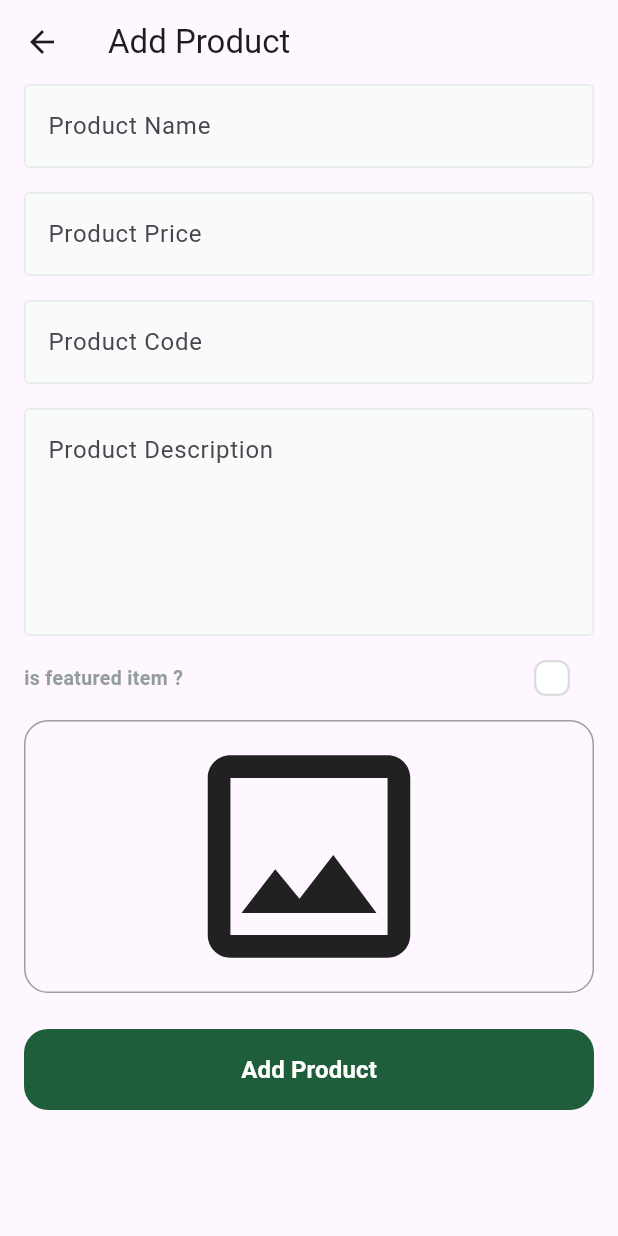
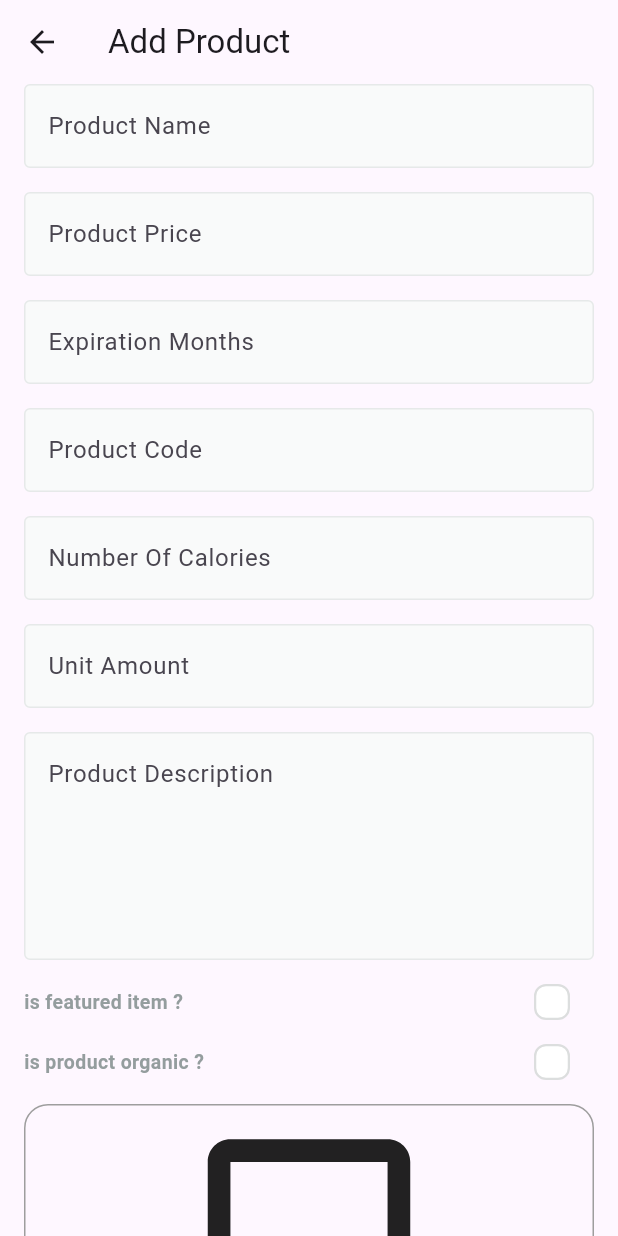
Before and after one commit to abo3amer69/Fruit-HubDashBoard-, a Flutter app: the AddProductView screen opened by its route, on a phone screen of 412 x 824 dp. Run offline on Flutter 3.47's test engine with Material 3 defaults, Android fonts, the phone set to English and light mode, and no system bars; drawn by our look-alikes of modal_progress_hud_nsn, skeletonizer; our stand-ins replace bloc, cloud_firestore, dartz, firebase_core, firebase_storage, flutter_bloc and 2 more; accounts and stored records are empty.

Commit message:
add additional data to fruit product

```diff
--- a/lib/features/add_product/domain/entities/add_product_input_entity.dart
+++ b/lib/features/add_product/domain/entities/add_product_input_entity.dart
@@ -8,7 +8,13 @@ class AddProductInputEntity {
   final num price;
   final File image;
   final bool isFeatured;
-   String? imageUrl;
+  String? imageUrl;
+  final int expirationMonths;
+  final bool isOrganic;
+  final int numberOfCalories;
+  final num avgRating=0;
+  final num ratingCount=0;
+  final int unitAmout;
 
   AddProductInputEntity({
     required this.name,
@@ -18,5 +24,9 @@ class AddProductInputEntity {
     required this.image,
     required this.isFeatured,
     this.imageUrl,
+    required this.expirationMonths,
+    required this.numberOfCalories,
+    required this.unitAmout,
+      this.isOrganic=false,
   });
 }
--- a/lib/features/add_product/presentation/views/widget/add_product_view_body.dart
+++ b/lib/features/add_product/presentation/views/widget/add_product_view_body.dart
@@ -9,6 +9,7 @@ import 'package:fruits_apps_dashboard/features/add_product/presentation/manager/
 import 'package:fruits_apps_dashboard/features/add_product/presentation/views/widget/custom_check_box.dart';
 import 'package:fruits_apps_dashboard/features/add_product/presentation/views/widget/image_product.dart';
 import 'package:fruits_apps_dashboard/features/add_product/presentation/views/widget/is_featured_check_box.dart';
+import 'package:fruits_apps_dashboard/features/add_product/presentation/views/widget/is_organic_check_box.dart';
 
 class AddProductViewBody extends StatefulWidget {
   const AddProductViewBody({super.key});
@@ -22,9 +23,10 @@ class _AddProductViewBodyState extends State<AddProductViewBody> {
   AutovalidateMode autovalidateMode = AutovalidateMode.disabled;
 
   late String name, code, description;
-  late num price;
+  late num price, expirationMonths, numberOfCalories, unitAmout;
   File? image;
   bool isFeatured = false;
+  bool isOrganic = false;
 
   @override
   Widget build(BuildContext context) {
@@ -55,9 +57,33 @@ class _AddProductViewBodyState extends State<AddProductViewBody> {
               SizedBox(height: 16),
               CustomTextFormField(
                 onSaved: (value) {
+                  expirationMonths = num.parse(value!);
+                },
+                hintText: 'Expiration Months',
+                textInputType: TextInputType.number,
+              ),
+              SizedBox(height: 16),
+              CustomTextFormField(
+                onSaved: (value) {
                   code = value!.toLowerCase();
                 },
                 hintText: 'Product Code',
+                textInputType: TextInputType.number,
+              ),
+              SizedBox(height: 16),
+              CustomTextFormField(
+                onSaved: (value) {
+                  numberOfCalories = num.parse(value!);
+                },
+                hintText: 'Number Of Calories',
+                textInputType: TextInputType.number,
+              ),
+              SizedBox(height: 16),
+              CustomTextFormField(
+                onSaved: (value) {
+                  unitAmout = int.parse(value!);
+                },
+                hintText: 'Unit Amount',
                 textInputType: TextInputType.number,
               ),
               SizedBox(height: 16),
@@ -76,6 +102,12 @@ class _AddProductViewBodyState extends State<AddProductViewBody> {
                 },
               ),
               SizedBox(height: 16),
+              IsOrganicCheckBox(
+                onChanged: (value) {
+                  isOrganic = value;
+                },
+              ),
+              SizedBox(height: 16),
               ImageField(
                 onFileChanged: (image) {
                   this.image = image;
@@ -87,10 +119,14 @@ class _AddProductViewBodyState extends State<AddProductViewBody> {
                   if (image != null) {
                     if (_formKey.currentState!.validate()) {
                       _formKey.currentState!.save();
-                      AddProductInputEntity input= AddProductInputEntity(
+                      AddProductInputEntity input = AddProductInputEntity(
                         name: name,
                         code: code,
                         description: description,
+                        isOrganic: isOrganic,
+                        expirationMonths: expirationMonths.toInt(),
+                        numberOfCalories: numberOfCalories.toInt(),
+                        unitAmout: unitAmout.toInt(),
                         price: price,
                         image: image!,
                         isFeatured: isFeatured,
@@ -115,6 +151,8 @@ class _AddProductViewBodyState extends State<AddProductViewBody> {
   }
 
   void showError(BuildContext context) {
-    ScaffoldMessenger.of(context).showSnackBar(SnackBar(content: Text('Please select an image')));
+    ScaffoldMessenger.of(
+      context,
+    ).showSnackBar(SnackBar(content: Text('Please select an image')));
   }
 }
--- /dev/null
+++ b/lib/features/add_product/presentation/views/widget/is_organic_check_box.dart
@@ -0,0 +1,47 @@
+import 'package:flutter/material.dart';
+import 'package:fruits_apps_dashboard/core/utils/app_colors.dart';
+import 'package:fruits_apps_dashboard/core/utils/app_text_styles.dart';
+import 'package:fruits_apps_dashboard/features/add_product/presentation/views/widget/custom_check_box.dart';
+
+class IsOrganicCheckBox extends StatefulWidget {
+  const IsOrganicCheckBox({super.key, required this.onChanged});
+
+  final ValueChanged<bool> onChanged;
+
+  @override
+  State<IsOrganicCheckBox> createState() => _IsOrganicCheckBoxState();
+}
+
+class _IsOrganicCheckBoxState extends State<IsOrganicCheckBox> {
+  bool isOrganic = false;
+  @override
+  Widget build(BuildContext context) {
+    return Row(
+      children: [
+            Text.rich(
+              TextSpan(
+                children: [
+                  TextSpan(
+                    text: 'is product organic ?',
+                    style: TextStyles.semiBold13.copyWith(
+                      color: const Color(0xFF949D9E),
+                    ),
+                  ),
+                ],
+              ),
+              textAlign: TextAlign.right,
+            ),
+  Expanded(child: SizedBox(height: 16,)),
+        CustomCheckBox(
+          onChecked: (value) {
+            isOrganic = value;
+            widget.onChanged(value);
+            setState(() {});
+          },
+          isChecked: isOrganic,
+        ),
+        SizedBox(width: 16),
+    ],
+    );
+  }
+}
```
Also changed, not shown: lib/features/add_product/data/models/add_product_input_model.dart (+20 -3 lines).
